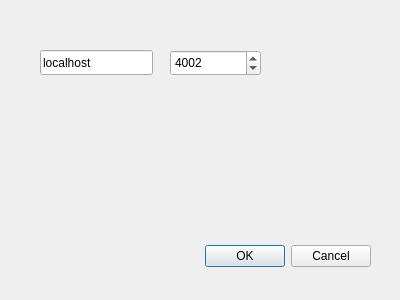
kubawoo/cutetrader, file src/app/connectdialog.ui: the form before one commit.
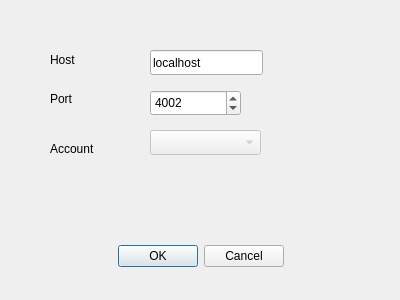
The form after the commit.

Commit message: Add support for multiple accounts

The edit to the form file:
```diff
--- a/src/app/connectdialog.ui
+++ b/src/app/connectdialog.ui
@@ -28,11 +28,14 @@
    <property name="standardButtons">
     <set>QDialogButtonBox::Cancel|QDialogButtonBox::Ok</set>
    </property>
+   <property name="centerButtons">
+    <bool>true</bool>
+   </property>
   </widget>
   <widget class="QLineEdit" name="hostLineEdit">
    <property name="geometry">
     <rect>
-     <x>40</x>
+     <x>150</x>
      <y>50</y>
      <width>113</width>
      <height>25</height>
@@ -45,8 +48,8 @@
   <widget class="QSpinBox" name="portSpinBox">
    <property name="geometry">
     <rect>
-     <x>170</x>
-     <y>50</y>
+     <x>150</x>
+     <y>90</y>
      <width>91</width>
      <height>26</height>
     </rect>
@@ -58,6 +61,58 @@
     <number>4002</number>
    </property>
   </widget>
+  <widget class="QLabel" name="label">
+   <property name="geometry">
+    <rect>
+     <x>50</x>
+     <y>50</y>
+     <width>71</width>
+     <height>20</height>
+    </rect>
+   </property>
+   <property name="text">
+    <string>Host</string>
+   </property>
+  </widget>
+  <widget class="QLabel" name="label_2">
+   <property name="geometry">
+    <rect>
+     <x>50</x>
+     <y>90</y>
+     <width>54</width>
+     <height>17</height>
+    </rect>
+   </property>
+   <property name="text">
+    <string>Port</string>
+   </property>
+  </widget>
+  <widget class="QLabel" name="label_3">
+   <property name="geometry">
+    <rect>
+     <x>50</x>
+     <y>140</y>
+     <width>54</width>
+     <height>17</height>
+    </rect>
+   </property>
+   <property name="text">
+    <string>Account</string>
+   </property>
+  </widget>
+  <widget class="QComboBox" name="accountComboBox">
+   <property name="enabled">
+    <bool>false</bool>
+   </property>
+   <property name="geometry">
+    <rect>
+     <x>150</x>
+     <y>130</y>
+     <width>111</width>
+     <height>25</height>
+    </rect>
+   </property>
+  </widget>
  </widget>
  <resources/>
  <connections>
```
Left out of the diff: 2 changed lines with no effect on the pictures. The commit also changes 9 other files.
